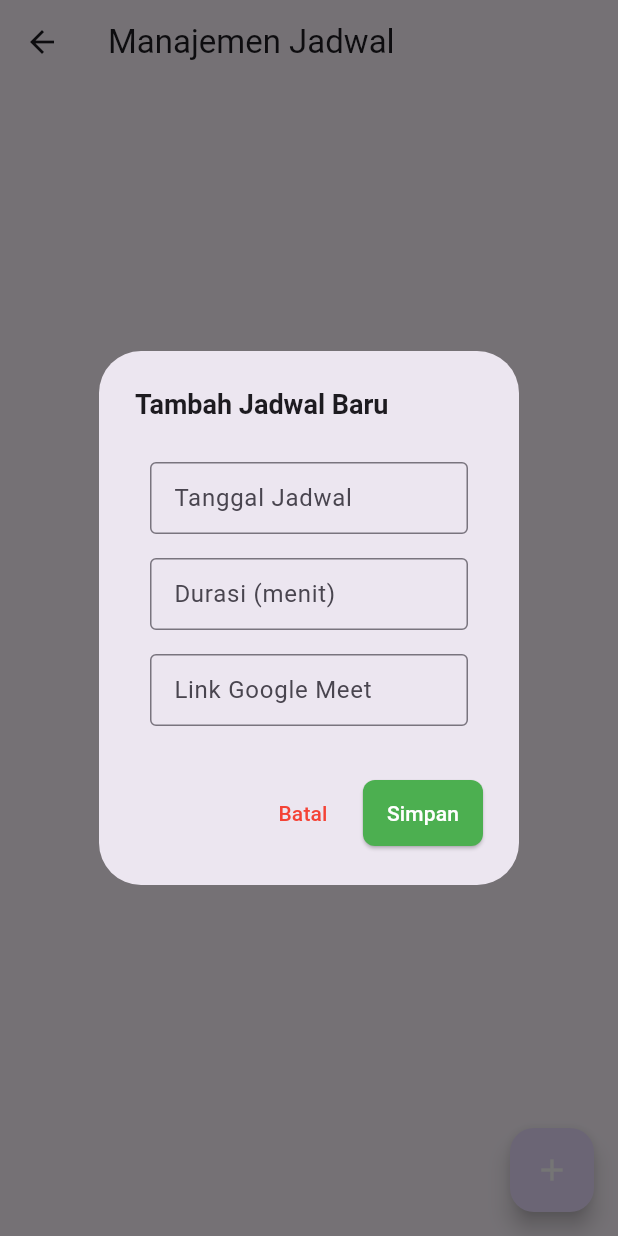
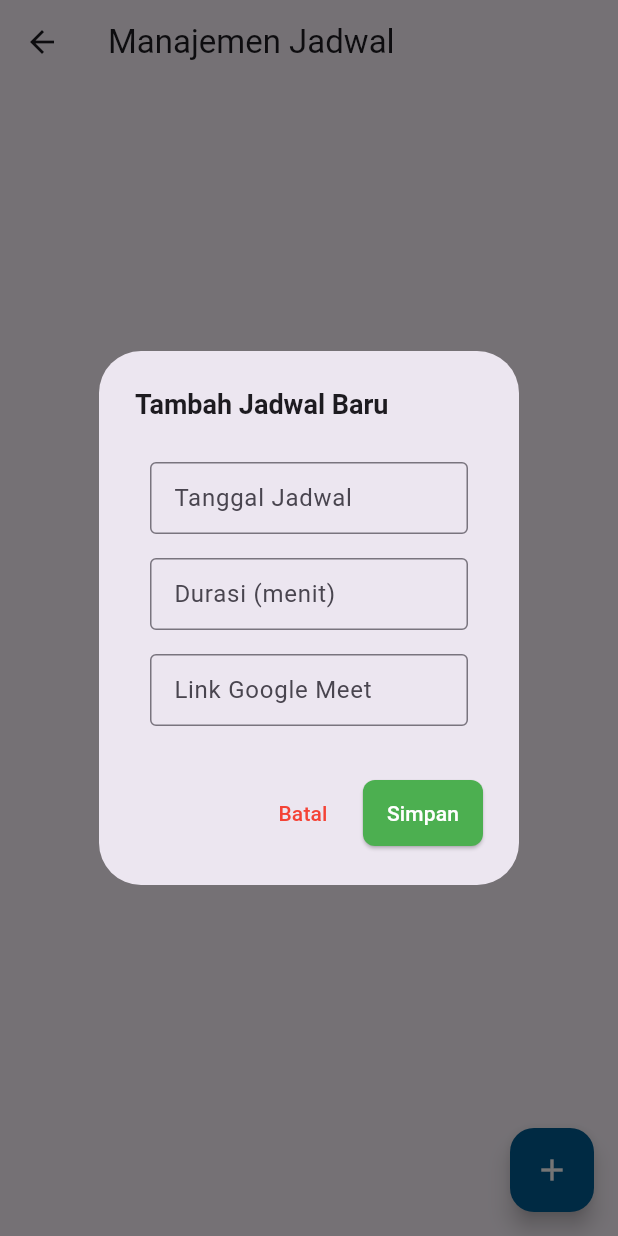
Before and after one commit to DevAkses/kelolain-app, a Flutter app: the EditJadwalView screen opened directly, after a tap on the "add" icon, on a phone screen of 412 x 824 dp. Run offline on Flutter 3.47's test engine with Material 3 defaults, Android fonts, the phone set to English and light mode, and no system bars; our stand-ins replace badges, chat_bubbles, cloud_firestore, firebase_auth, firebase_core, firebase_storage and 5 more; accounts and stored records are empty; generated files the repository leaves out were written again.

Commit message:
fix: color konseler

```diff
--- a/lib/app/modules/Konselor/edit_jadwal/views/edit_jadwal_view.dart
+++ b/lib/app/modules/Konselor/edit_jadwal/views/edit_jadwal_view.dart
@@ -2,7 +2,7 @@ import 'package:cloud_firestore/cloud_firestore.dart';
 import 'package:flutter/material.dart';
 import 'package:get/get.dart';
 import 'package:safeloan/app/modules/User/counseling/models/counseling.dart';
-import 'package:safeloan/app/utils/AppColors.dart';
+import 'package:safeloan/app/utils/warna.dart';
 import '../controllers/edit_jadwal_controller.dart';
 
 class EditJadwalView extends GetView<EditJadwalController> {
@@ -137,7 +137,7 @@ class EditJadwalView extends GetView<EditJadwalController> {
               onPressed: () {
                 _showAddScheduleDialog(context);
               },
-              backgroundColor: AppColors.textHijauTua,
+              backgroundColor: Utils.biruSatu,
               child: const Icon(Icons.add, color: Colors.white),
             ),
           ),
```
Also changed, not shown: lib/app/modules/Konselor/homepageKonselor/views/homepage_konselor_view.dart (+6 -6 lines).
